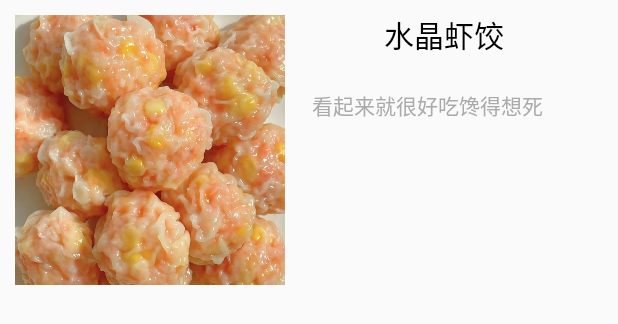
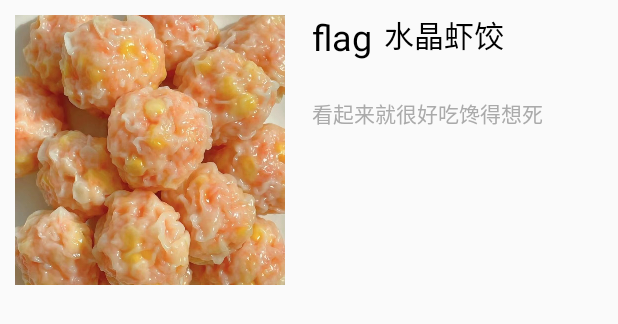
Before and after one commit to GengLUO/TravelRecipe, an Android app: the layout recipe_fall.xml on its own in the app's theme, with its tools: preview values and no code run, on a phone screen of 412 x 824 dp. Shown: the top 324 px of the screen. Run offline under Robolectric (Android 15) with nearby library versions, the phone set to English and light mode, and no system bars; network calls fail.

Commit message:
country flags

```diff
--- a/app/src/main/java/be/kuleuven/travelrecipe/views/fragments/RecipeFragment.java
+++ b/app/src/main/java/be/kuleuven/travelrecipe/views/fragments/RecipeFragment.java
@@ -27,6 +27,7 @@ import org.json.JSONException;
 import org.json.JSONObject;
 
 import java.util.List;
+import java.util.Locale;
 
 import be.kuleuven.travelrecipe.R;
 import be.kuleuven.travelrecipe.adapters.DashboardAdapter;
--- a/app/src/main/java/be/kuleuven/travelrecipe/views/fragments/SearchFragment.java
+++ b/app/src/main/java/be/kuleuven/travelrecipe/views/fragments/SearchFragment.java
@@ -30,6 +30,7 @@ import org.json.JSONException;
 import org.json.JSONObject;
 
 import java.util.List;
+import java.util.Locale;
 import java.util.Set;
 import java.util.stream.Collectors;
 
@@ -38,6 +39,7 @@ import be.kuleuven.travelrecipe.adapters.DashboardAdapter;
 import be.kuleuven.travelrecipe.adapters.RecipeNotifier;
 import be.kuleuven.travelrecipe.controller.DatabaseConnect;
 import be.kuleuven.travelrecipe.controller.MySingleton;
+import be.kuleuven.travelrecipe.models.CountryImageTranslation;
 import be.kuleuven.travelrecipe.models.RecipeInfo;
 import be.kuleuven.travelrecipe.models.RecipeIngredient;
 import be.kuleuven.travelrecipe.models.RecipesDashboard;
--- a/app/src/main/res/layout/recipe_fall.xml
+++ b/app/src/main/res/layout/recipe_fall.xml
@@ -23,16 +23,19 @@
         android:text="看起来就很好吃馋得想死"
         android:textColor="@android:color/darker_gray"
         app:layout_constraintStart_toEndOf="@+id/img_dish"
-        app:layout_constraintTop_toBottomOf="@+id/img_flag" />
+        app:layout_constraintTop_toBottomOf="@+id/flag" />
 
-    <ImageView
-        android:id="@+id/img_flag"
-        android:layout_width="40dp"
-        android:layout_height="27dp"
+    <TextView
+        android:id="@+id/flag"
+        android:layout_width="wrap_content"
+        android:layout_height="wrap_content"
         android:layout_marginStart="18dp"
         android:layout_marginTop="8dp"
+        android:textColor="@color/black"
+        android:textSize="24sp"
         app:layout_constraintStart_toEndOf="@+id/img_dish"
-        app:layout_constraintTop_toTopOf="parent" />
+        app:layout_constraintTop_toTopOf="parent"
+        tools:text="flag" />
 
     <TextView
         android:id="@+id/txt_name"
@@ -42,8 +45,8 @@
         android:text="水晶虾饺"
         android:textColor="@color/black"
         android:textSize="20sp"
-        app:layout_constraintStart_toEndOf="@+id/img_flag"
-        app:layout_constraintTop_toTopOf="@+id/img_flag" />
+        app:layout_constraintStart_toEndOf="@+id/flag"
+        app:layout_constraintTop_toTopOf="@+id/flag" />
 
     <ImageView
         android:id="@+id/img_dish"
```
Also changed, not shown: app/src/main/java/be/kuleuven/travelrecipe/adapters/DashboardAdapter.java (+7 -4 lines), app/src/main/java/be/kuleuven/travelrecipe/controller/DatabaseConnect.java (+3 -6 lines), app/src/main/java/be/kuleuven/travelrecipe/models/CountryImageTranslation.java (added, +17 -0 lines).
